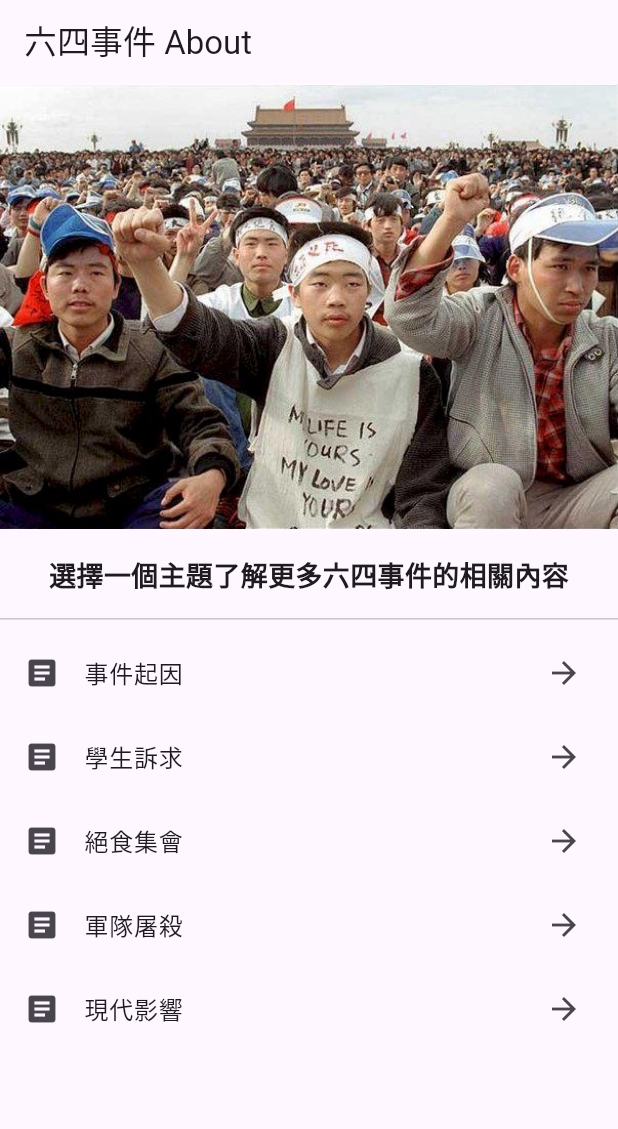
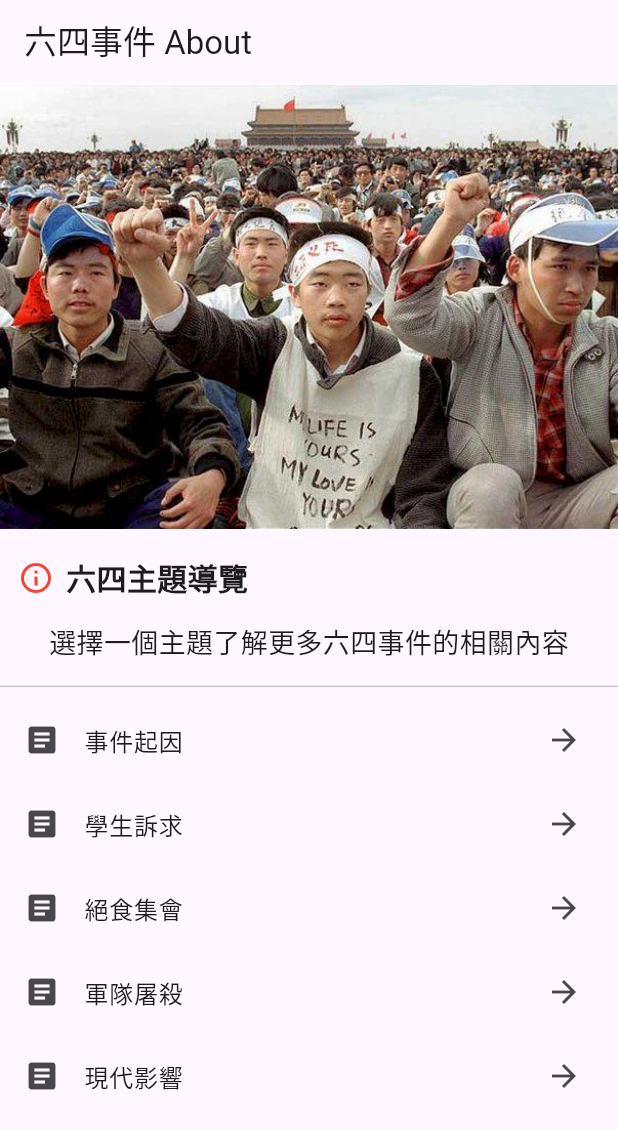
Before and after one commit to NTOU00957155/FlutterHW2, a Flutter app: the screen it shows after launch, on a phone screen of 412 x 824 dp. Shown: the top 1129 px of the screen. Run offline on Flutter 3.47's test engine with Material 3 defaults, Android fonts, the phone set to English and light mode, and no system bars.

Commit message:
Update main.dart

```diff
--- a/lib/main.dart
+++ b/lib/main.dart
@@ -37,11 +37,26 @@ class AboutHomePage extends StatelessWidget {
           children: [
             Image.asset("assets/images/tiananmen.jpg"),
             const SizedBox(height: 10),
+            // 👇 加入 Row：圖示 + 標題文字
+            Padding(
+              padding:
+                  const EdgeInsets.symmetric(horizontal: 12.0, vertical: 8),
+              child: Row(
+                children: const [
+                  Icon(Icons.info_outline, color: Colors.red),
+                  SizedBox(width: 8),
+                  Text(
+                    "六四主題導覽",
+                    style: TextStyle(fontSize: 20, fontWeight: FontWeight.bold),
+                  ),
+                ],
+              ),
+            ),
             const Padding(
               padding: EdgeInsets.all(8.0),
               child: Text(
                 "選擇一個主題了解更多六四事件的相關內容",
-                style: TextStyle(fontSize: 18, fontWeight: FontWeight.bold),
+                style: TextStyle(fontSize: 18),
               ),
             ),
             const Divider(),
```
